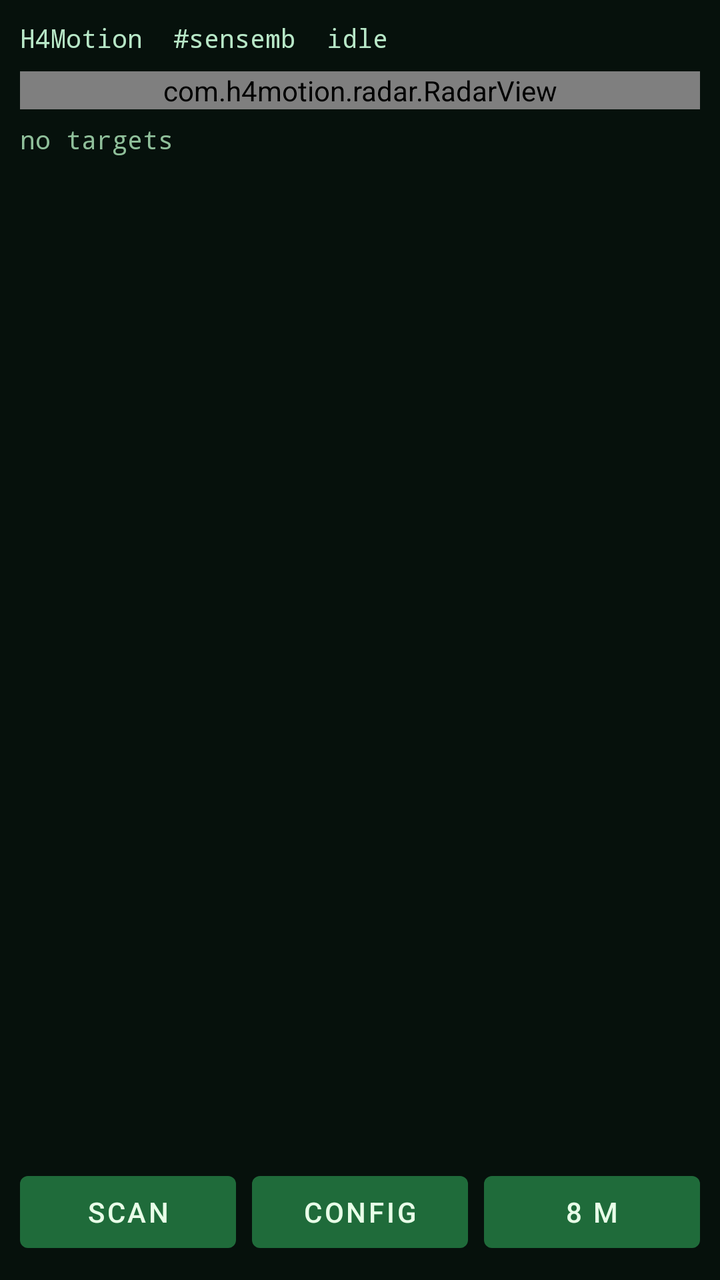
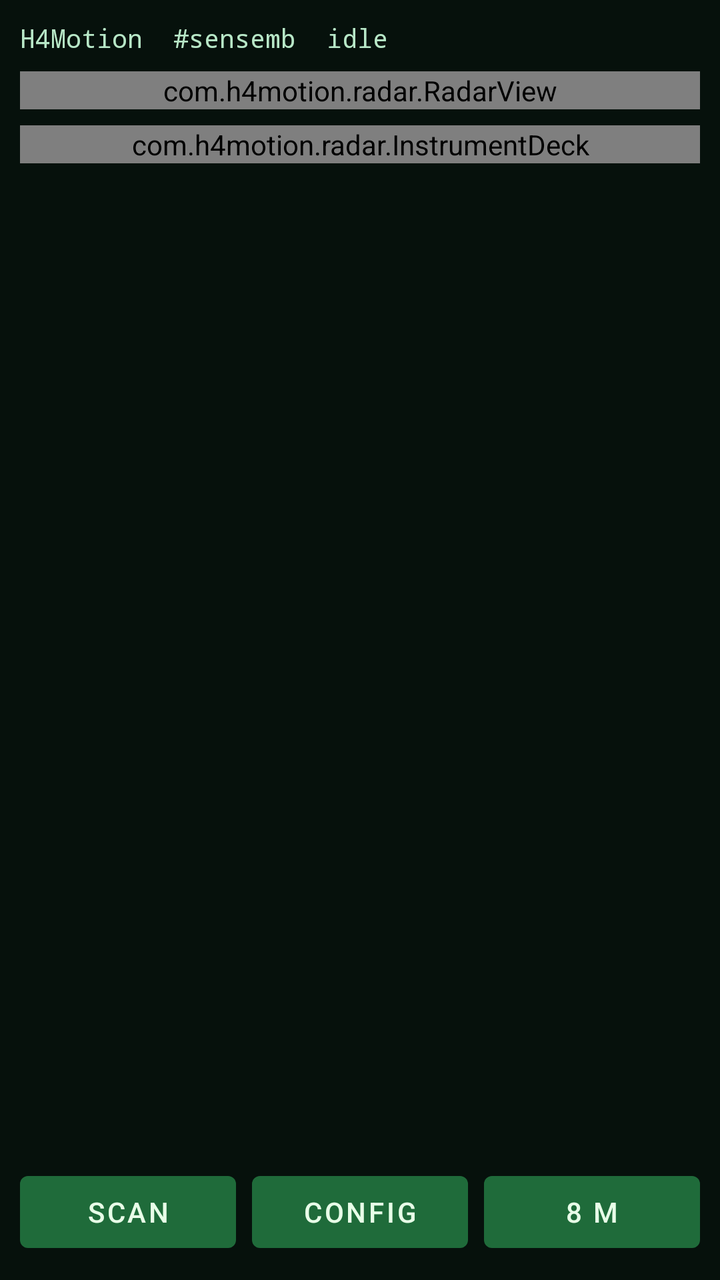

Screens rendered from an Android XML layout before and after an edit, with the pre-edit source and the edit as a unified diff.
<!-- AndroidManifest.xml: application theme Theme.H4Motion -->
<!-- res/layout/activity_main.xml -->
<?xml version="1.0" encoding="utf-8"?>
<LinearLayout xmlns:android="http://schemas.android.com/apk/res/android"
    android:layout_width="match_parent"
    android:layout_height="match_parent"
    android:background="#06110C"
    android:keepScreenOn="true"
    android:orientation="vertical"
    android:padding="10dp">

    <TextView
        android:id="@+id/status"
        android:layout_width="match_parent"
        android:layout_height="wrap_content"
        android:fontFamily="monospace"
        android:text="H4Motion  #sensemb  idle"
        android:textColor="#B7E7C7"
        android:textSize="13sp" />

    <com.h4motion.radar.RadarView
        android:id="@+id/radar"
        android:layout_width="match_parent"
        android:layout_height="wrap_content"
        android:layout_marginTop="8dp" />

    <TextView
        android:id="@+id/alertBanner"
        android:layout_width="match_parent"
        android:layout_height="wrap_content"
        android:layout_marginTop="6dp"
        android:background="#6B1515"
        android:fontFamily="monospace"
        android:padding="8dp"
        android:textColor="#FFE8E8"
        android:textSize="16sp"
        android:visibility="gone" />

    <ScrollView
        android:layout_width="match_parent"
        android:layout_height="0dp"
        android:layout_weight="1"
        android:fillViewport="true"
        android:paddingTop="6dp"
        android:scrollbars="vertical">

        <TextView
            android:id="@+id/tracks"
            android:layout_width="match_parent"
            android:layout_height="wrap_content"
            android:fontFamily="monospace"
            android:gravity="top"
            android:text="no targets"
            android:textColor="#8FBF9A"
            android:textSize="13sp" />
    </ScrollView>

    <LinearLayout
        android:layout_width="match_parent"
        android:layout_height="wrap_content"
        android:orientation="horizontal"
        android:paddingTop="8dp">

        <Button
            android:id="@+id/btnScan"
            android:layout_width="0dp"
            android:layout_height="wrap_content"
            android:layout_weight="1"
            android:text="Scan" />

        <Button
            android:id="@+id/btnConfig"
            android:layout_width="0dp"
            android:layout_height="wrap_content"
            android:layout_marginStart="8dp"
            android:layout_weight="1"
            android:text="Config" />

        <Button
            android:id="@+id/btnRange"
            android:layout_width="0dp"
            android:layout_height="wrap_content"
            android:layout_marginStart="8dp"
            android:layout_weight="1"
            android:text="8 m" />
    </LinearLayout>
</LinearLayout>
<!-- resources referenced by this layout -->
<resources>
  <style name="Theme.H4Motion" parent="Theme.MaterialComponents.DayNight.NoActionBar">
          <item name="android:statusBarColor">#06110C</item>
          <item name="android:navigationBarColor">#06110C</item>
          <item name="android:windowBackground">#06110C</item>
          <item name="colorPrimary">#1F6B3A</item>
          <item name="colorOnPrimary">#E8FFE8</item>
      </style>
</resources>

<!-- the commit's change to res/layout/activity_main.xml (unified diff, before → after) -->
@@ -22,36 +22,29 @@
         android:layout_height="wrap_content"
         android:layout_marginTop="8dp" />
 
+    <com.h4motion.radar.InstrumentDeck
+        android:id="@+id/deck"
+        android:layout_width="match_parent"
+        android:layout_height="wrap_content"
+        android:layout_marginTop="8dp" />
+
     <TextView
         android:id="@+id/alertBanner"
         android:layout_width="match_parent"
         android:layout_height="wrap_content"
         android:layout_marginTop="6dp"
-        android:background="#6B1515"
+        android:background="#2A140C"
         android:fontFamily="monospace"
+        android:letterSpacing="0.06"
         android:padding="8dp"
-        android:textColor="#FFE8E8"
-        android:textSize="16sp"
+        android:textColor="#FFC14D"
+        android:textSize="15sp"
         android:visibility="gone" />
 
-    <ScrollView
+    <View
         android:layout_width="match_parent"
         android:layout_height="0dp"
-        android:layout_weight="1"
-        android:fillViewport="true"
-        android:paddingTop="6dp"
-        android:scrollbars="vertical">
-
-        <TextView
-            android:id="@+id/tracks"
-            android:layout_width="match_parent"
-            android:layout_height="wrap_content"
-            android:fontFamily="monospace"
-            android:gravity="top"
-            android:text="no targets"
-            android:textColor="#8FBF9A"
-            android:textSize="13sp" />
-    </ScrollView>
+        android:layout_weight="1" />
 
     <LinearLayout
         android:layout_width="match_parent"
